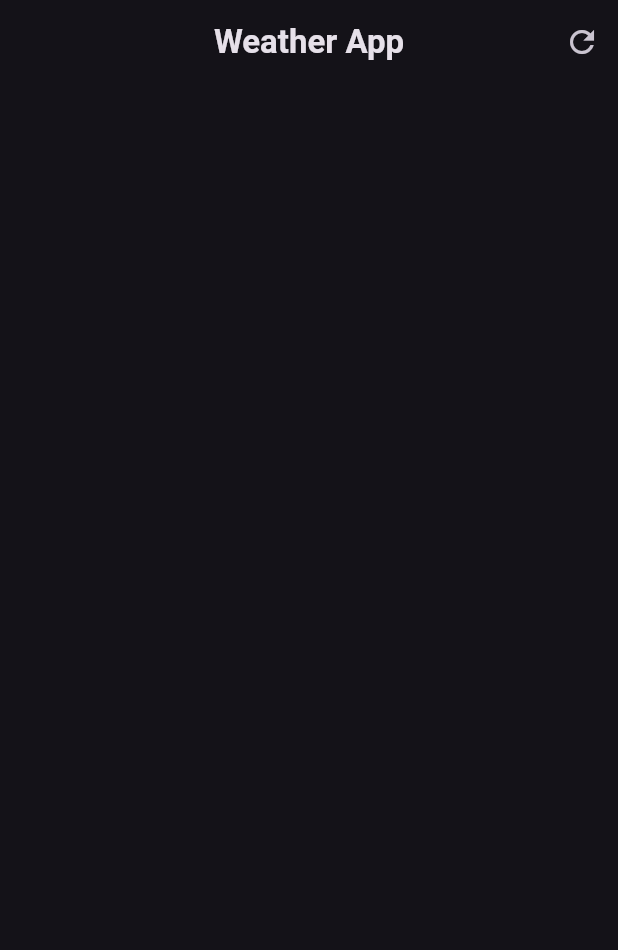
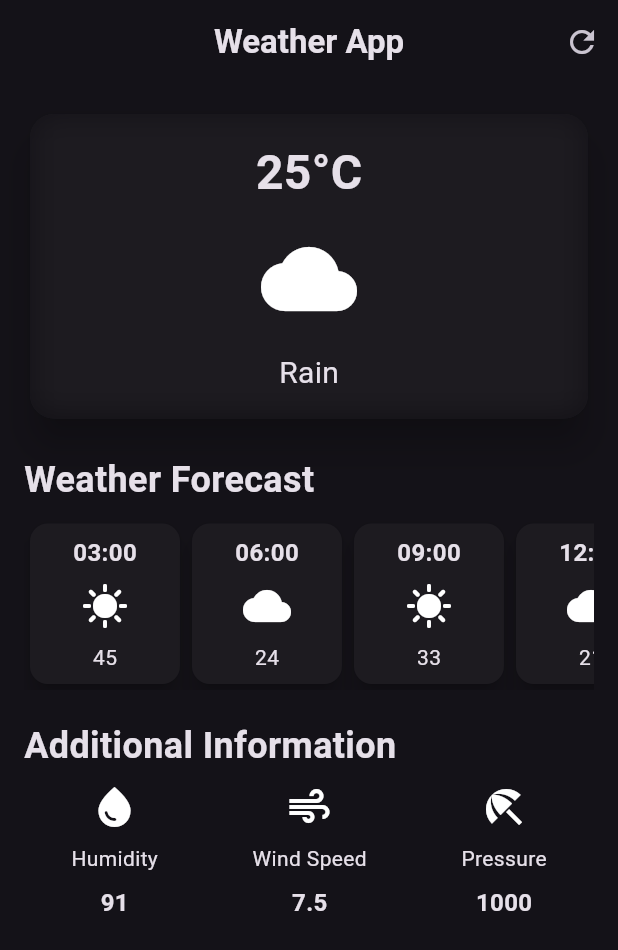
Before and after one commit to surajpsk12/WeatherAppFlutter, a Flutter app: the screen it shows after launch, on a phone screen of 412 x 824 dp. Shown: the top 950 px of the screen. Run offline on Flutter 3.47's test engine with Material 3 defaults, Android fonts, the phone set to English and light mode, and no system bars.

Commit message:
app ui done

```diff
--- /dev/null
+++ b/lib/additional_info_item.dart
@@ -0,0 +1,37 @@
+import 'package:flutter/material.dart';
+
+class AdditionalInfoItem extends StatelessWidget {
+  final IconData icon;
+  final String label;
+  final String value;
+  const AdditionalInfoItem(
+      {super.key,
+        required this.icon,
+        required this.label,
+        required this.value,
+      }
+      );
+
+  @override
+  Widget build(BuildContext context) {
+    return Column(
+      children: [
+        Icon(
+          icon,
+          size: 32,
+        ),
+        SizedBox(height: 8),
+        Text(label),
+        SizedBox(height: 8),
+        Text(
+          value,
+          style: TextStyle(
+            fontSize: 16,
+            fontWeight: FontWeight.bold,
+          ),
+        ),
+
+      ],
+    );
+  }
+}
--- /dev/null
+++ b/lib/hourly_forecast_item.dart
@@ -0,0 +1,46 @@
+import 'dart:core';
+
+import 'package:flutter/material.dart';
+
+class HourlyForecastItem extends StatelessWidget {
+  final String time;
+  final IconData icon;
+  final String temp;
+  const HourlyForecastItem(
+      {super.key,
+        required this.icon,
+        required this.time,
+        required this.temp
+      }
+      );
+
+  @override
+  Widget build(BuildContext context) {
+    return Card(
+      elevation: 6,
+      child: Container(
+        width: 100,
+        padding: const EdgeInsets.all(8.0),
+        decoration: BoxDecoration(
+          borderRadius: BorderRadius.circular(12),
+        ),
+        child:  Column(
+          children: [
+            Text(time,
+                style: TextStyle(
+                  fontWeight: FontWeight.bold,
+                  fontSize: 16,
+                )
+            ),
+            SizedBox(height: 8,),
+            Icon(icon,
+              size: 32,
+            ),
+            SizedBox(height: 8,),
+            Text(temp),
+          ],
+        ),
+      ),
+    );
+  }
+}
--- a/lib/weather_screen.dart
+++ b/lib/weather_screen.dart
@@ -1,4 +1,9 @@
+import 'dart:ui';
+
 import 'package:flutter/material.dart';
+import 'hourly_forecast_item.dart';
+
+import 'additional_info_item.dart';
 
 class WeatherScreen extends StatelessWidget {
   const WeatherScreen({super.key});
@@ -13,9 +18,105 @@ class WeatherScreen extends StatelessWidget {
         ),
         ),
         centerTitle: true,
-        actions: [IconButton(onPressed: (){print("refresh button clicked ");}, icon: const Icon(Icons.refresh))
+        actions: [IconButton(onPressed: (){}, icon: const Icon(Icons.refresh))
         ],
+      ), // app bar finish now design card or main card
+      body: Padding(
+        padding: const EdgeInsets.all(16.0),
+        child: Column( // column for layout of card i am gonna put all three things in this as linear layout in android
+          crossAxisAlignment: CrossAxisAlignment.start, // start every thing in horizontal at start to left extreme in place of center
+          children: [ // i am gonnna put all boxes or card in this in manner i want to show them like main card->wether forecast card -> additonal information card
+            // main card
+                Container(
+                  width: double.infinity,
+                  child: Card(
+                      elevation: 10,
+                      shape: RoundedRectangleBorder(
+                        borderRadius: BorderRadius.circular(16),
+                      ),
+                    child:ClipRRect(
+                      borderRadius: BorderRadius.circular(16),
+                      child: BackdropFilter(
+                        filter: ImageFilter.blur(sigmaX: 10,sigmaY: 10),
+                        child: const Padding(
+                          padding: EdgeInsets.all(16.0),
+                          child: Column(
+                              children: [
+                                Text('25°C',style: TextStyle(
+                                  fontWeight: FontWeight.bold,
+                                  fontSize: 32,
+                                ),
+                                ),
+                               SizedBox(height: 16),
+                                Icon(Icons.cloud,
+                                  size: 64,
+                                ),
+                                SizedBox(height: 16),
+                                Text('Rain', style: TextStyle(
+                                  fontSize: 20,
+                                ),
+                                ),
+                              ],
+                                    ),
+                        ),
+                      ),
+                    )
+                            ),
+                ),
+            const SizedBox(height: 20), // this is for gap btwn two cards (main card and forecast card)
+            //weather forecast card
+            Text('Weather Forecast',
+            style: TextStyle(
+              fontSize: 24,
+              fontWeight: FontWeight.bold,
+              ) ,
+            ),
+            const SizedBox(height: 8), //gap btwn heading of weather forecast and card of next days
+            SingleChildScrollView(
+              scrollDirection: Axis.horizontal,
+              child: Row(
+                children: [
+                  HourlyForecastItem(icon: Icons.sunny, time: '03:00', temp: '45'),
+                  HourlyForecastItem(icon: Icons.cloud,time:'06:00',temp:'24'),
+                  HourlyForecastItem(icon: Icons.sunny,time:'09:00',temp:'33'),
+                  HourlyForecastItem(icon: Icons.cloud,time:'12:00',temp:'21'),
+                  HourlyForecastItem(icon: Icons.snowing,time:'15:00',temp:'05'),
+                ],
+              ),
+            ),
+
+            const SizedBox(height: 20), // gap btw forecast card and info card
+            // additional information card
+            Text('Additional Information',
+              style: TextStyle(
+                fontSize: 24,
+                fontWeight: FontWeight.bold,
+              ) ,
+            ),
+            const SizedBox(height: 8),
+            Row(
+              mainAxisAlignment: MainAxisAlignment.spaceAround,
+              children: [
+                AdditionalInfoItem(
+                  icon: Icons.water_drop,
+                  label: 'Humidity',
+                  value: '91',
+                ),
+                AdditionalInfoItem(
+                  icon: Icons.air,
+                  label: 'Wind Speed',
+                  value: '7.5'
+                ),
+                AdditionalInfoItem(
+                  icon: Icons.beach_access,
+                  label: 'Pressure',
+                  value: '1000',),
+              ],
+            )
+          ],
+        ),
       ),
+
     );
   }
 }
```
